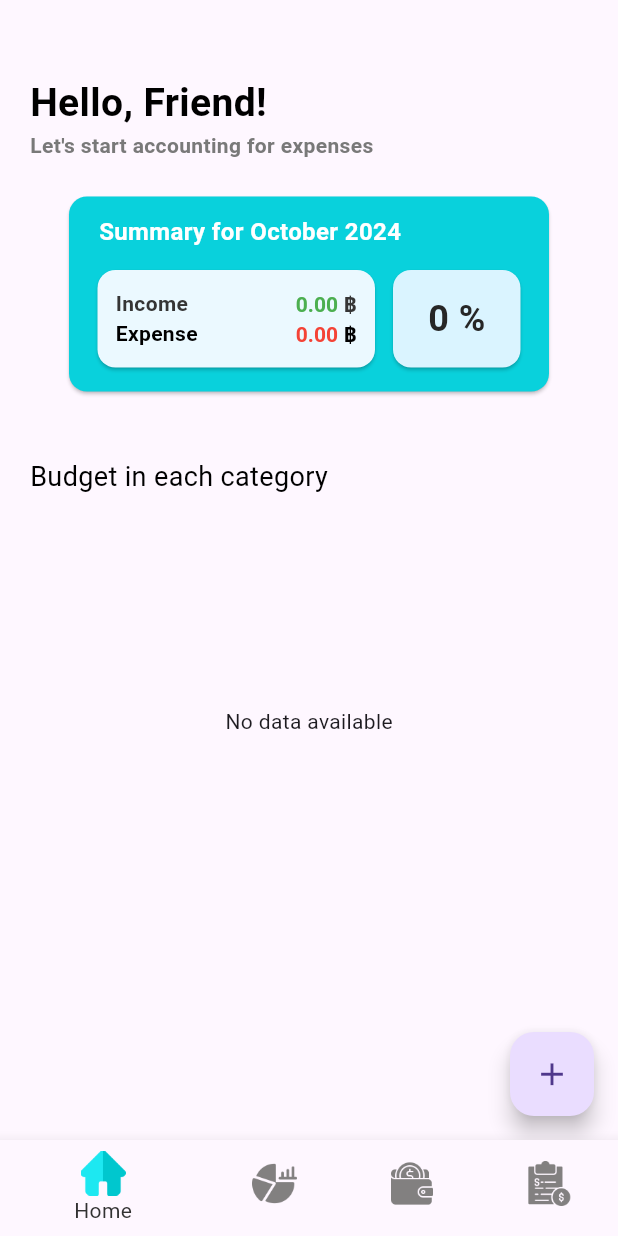
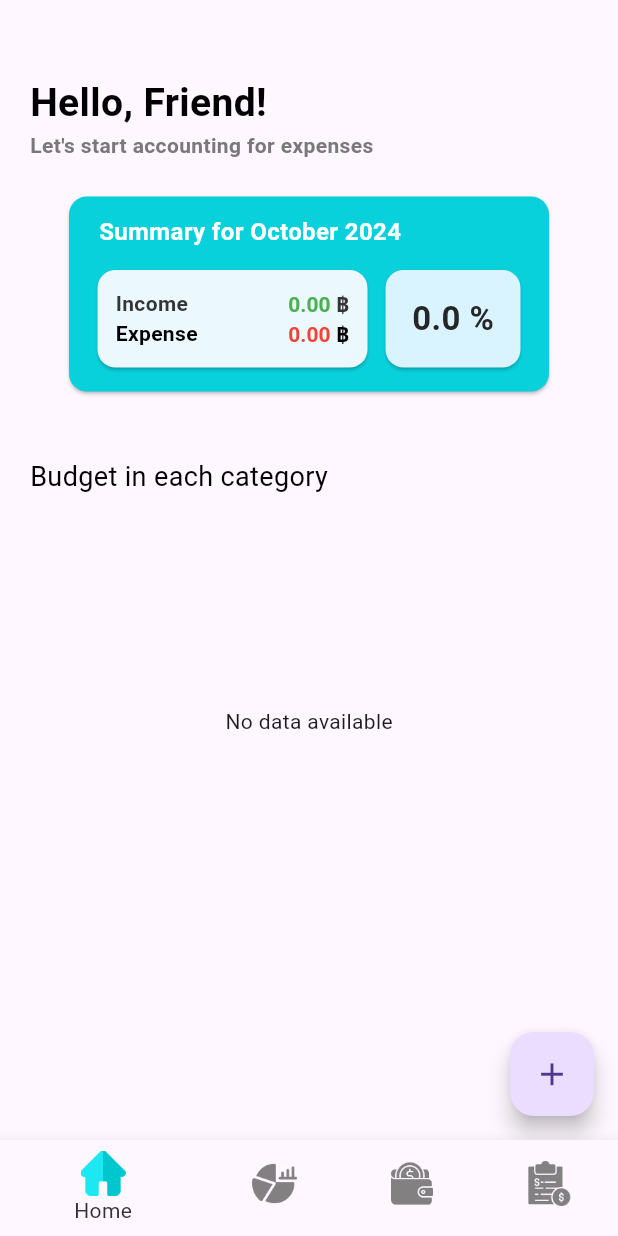
Before and after one commit to NugOrNook/projectVongola, a Flutter app: the screen it shows after launch, on a phone screen of 412 x 824 dp. Run offline on Flutter 3.47's test engine with Material 3 defaults, Android fonts, the phone set to English and light mode, and no system bars; our stand-ins replace carousel_slider, fl_chart, flutter_form_builder, form_builder_validators, google_fonts, image_picker and 3 more; missing offline and left inert: flutter_tesseract_ocr, receive_sharing_intent; accounts and stored records are empty.

Commit message:
Update : 7/10/2024-2

```diff
--- a/lib/database/db_manage.dart
+++ b/lib/database/db_manage.dart
@@ -1,7 +1,6 @@
 import 'dart:async';
 import 'package:sqflite/sqflite.dart';
 import 'package:path/path.dart';
-import '../model/transaction_model.dart';
 
 // สร้าง class จัดการข้อมูล
 class DatabaseManagement {
--- a/lib/window/Page1/CardDashBoard.dart
+++ b/lib/window/Page1/CardDashBoard.dart
@@ -2,7 +2,6 @@ import 'package:flutter/material.dart';
 import 'package:intl/intl.dart';
 import 'dart:async';
 import '../../database/db_manage.dart';
-import '../Page2/page2.dart';
 
 class CardDashBoard extends StatefulWidget {
   @override
@@ -104,7 +103,7 @@ class _CardDashBoardState extends State<CardDashBoard> {
                         clipBehavior: Clip.hardEdge,
                         child: InkWell(
                           child: SizedBox(
-                            width: 185, // Card width
+                            width: 180, // Card width
                             height: 65, // Card height
                             child: Padding(
                               padding: EdgeInsets.symmetric(horizontal: 12),
@@ -197,13 +196,13 @@ class _CardDashBoardState extends State<CardDashBoard> {
                         clipBehavior: Clip.hardEdge,
                         child: InkWell(
                           child: SizedBox(
-                            width: 85,
+                            width: 90,
                             height: 65,
                             child: Center(
                               child: Text(
-                                '${expensePercentage.toStringAsFixed(0)} %',
+                                '${expensePercentage.toStringAsFixed(1)} %',
                                 style: TextStyle(
-                                  fontSize: 24,
+                                  fontSize: 22,
                                   fontWeight: FontWeight.bold,
                                   color: const Color.fromARGB(255, 38, 38, 38),
                                 ),
```
Also changed, not shown: lib/imageOCR/pick_picture.dart (+8 -5 lines), lib/window/Page1/pageAddLog.dart (+15 -5 lines).
